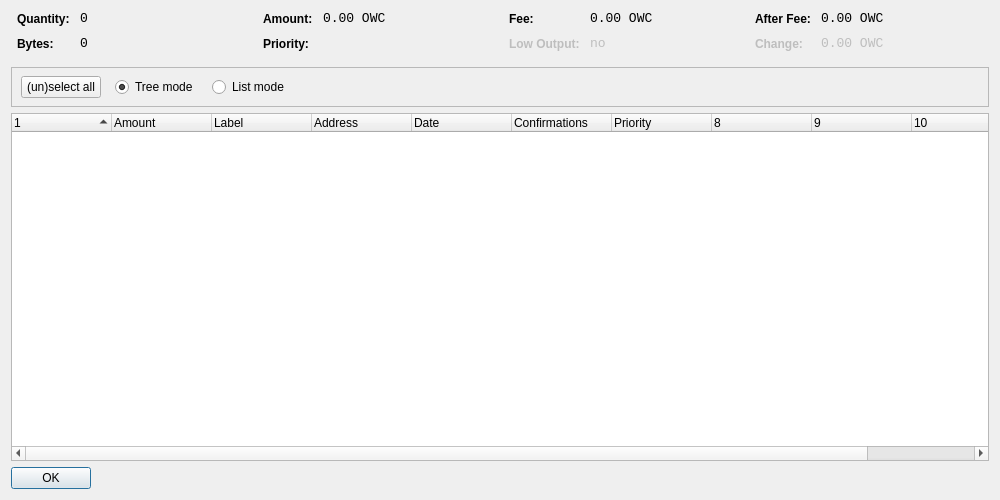
ODUWAX/oduwacoin, file src/qt/forms/coincontroldialog.ui: the form before one commit.
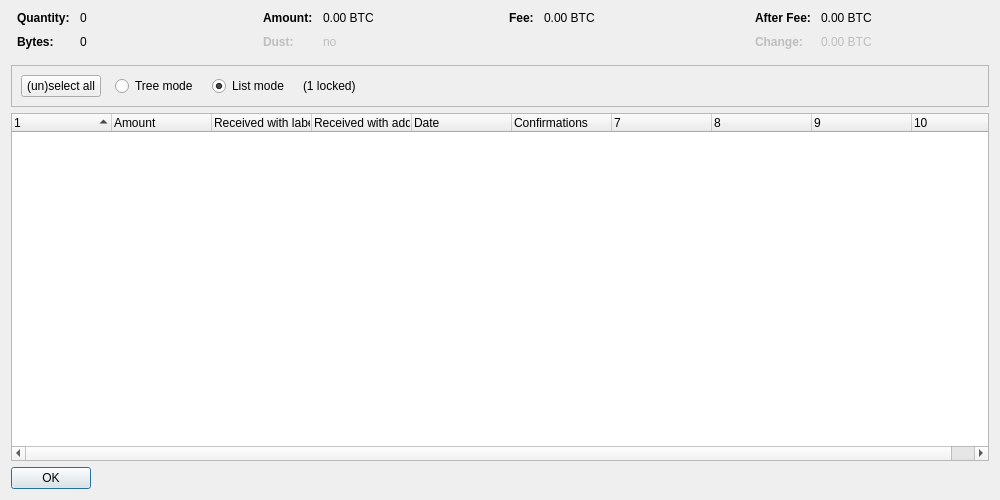
The form after the commit. Custom widgets are drawn as their Qt base class.

Patch:
```diff
--- a/src/qt/forms/coincontroldialog.ui
+++ b/src/qt/forms/coincontroldialog.ui
@@ -38,8 +38,11 @@
        </property>
        <item row="0" column="0">
         <widget class="QLabel" name="labelCoinControlQuantityText">
-         <property name="styleSheet">
-          <string notr="true">font-weight:bold;</string>
+         <property name="font">
+          <font>
+           <weight>75</weight>
+           <bold>true</bold>
+          </font>
          </property>
          <property name="text">
           <string>Quantity:</string>
@@ -48,12 +51,6 @@
        </item>
        <item row="0" column="1">
         <widget class="QLabel" name="labelCoinControlQuantity">
-         <property name="font">
-          <font>
-           <family>Monospace</family>
-           <pointsize>10</pointsize>
-          </font>
-         </property>
          <property name="cursor">
           <cursorShape>IBeamCursor</cursorShape>
          </property>
@@ -70,8 +67,11 @@
        </item>
        <item row="1" column="0">
         <widget class="QLabel" name="labelCoinControlBytesText">
-         <property name="styleSheet">
-          <string notr="true">font-weight:bold;</string>
+         <property name="font">
+          <font>
+           <weight>75</weight>
+           <bold>true</bold>
+          </font>
          </property>
          <property name="text">
           <string>Bytes:</string>
@@ -80,12 +80,6 @@
        </item>
        <item row="1" column="1">
         <widget class="QLabel" name="labelCoinControlBytes">
-         <property name="font">
-          <font>
-           <family>Monospace</family>
-           <pointsize>10</pointsize>
-          </font>
-         </property>
          <property name="cursor">
           <cursorShape>IBeamCursor</cursorShape>
          </property>
@@ -118,8 +112,11 @@
        </property>
        <item row="0" column="0">
         <widget class="QLabel" name="labelCoinControlAmountText">
-         <property name="styleSheet">
-          <string notr="true">font-weight:bold;</string>
+         <property name="font">
+          <font>
+           <weight>75</weight>
+           <bold>true</bold>
+          </font>
          </property>
          <property name="text">
           <string>Amount:</string>
@@ -128,12 +125,6 @@
        </item>
        <item row="0" column="1">
         <widget class="QLabel" name="labelCoinControlAmount">
-         <property name="font">
-          <font>
-           <family>Monospace</family>
-           <pointsize>10</pointsize>
-          </font>
-         </property>
          <property name="cursor">
           <cursorShape>IBeamCursor</cursorShape>
          </property>
@@ -141,7 +132,7 @@
           <enum>Qt::ActionsContextMenu</enum>
          </property>
          <property name="text">
-          <string notr="true">0.00 OWC</string>
+          <string notr="true">0.00 BTC</string>
          </property>
          <property name="textInteractionFlags">
           <set>Qt::LinksAccessibleByMouse|Qt::TextSelectableByKeyboard|Qt::TextSelectableByMouse</set>
@@ -149,22 +140,25 @@
         </widget>
        </item>
        <item row="1" column="0">
-        <widget class="QLabel" name="labelCoinControlPriorityText">
-         <property name="styleSheet">
-          <string notr="true">font-weight:bold;</string>
+        <widget class="QLabel" name="labelCoinControlLowOutputText">
+         <property name="enabled">
+          <bool>false</bool>
+         </property>
+         <property name="font">
+          <font>
+           <weight>75</weight>
+           <bold>true</bold>
+          </font>
          </property>
          <property name="text">
-          <string>Priority:</string>
+          <string>Dust:</string>
          </property>
         </widget>
        </item>
        <item row="1" column="1">
-        <widget class="QLabel" name="labelCoinControlPriority">
-         <property name="font">
-          <font>
-           <family>Monospace</family>
-           <pointsize>10</pointsize>
-          </font>
+        <widget class="QLabel" name="labelCoinControlLowOutput">
+         <property name="enabled">
+          <bool>false</bool>
          </property>
          <property name="cursor">
           <cursorShape>IBeamCursor</cursorShape>
@@ -173,7 +167,7 @@
           <enum>Qt::ActionsContextMenu</enum>
          </property>
          <property name="text">
-          <string/>
+          <string notr="true">no</string>
          </property>
          <property name="textInteractionFlags">
           <set>Qt::LinksAccessibleByMouse|Qt::TextSelectableByKeyboard|Qt::TextSelectableByMouse</set>
@@ -198,8 +192,11 @@
        </property>
        <item row="0" column="0">
         <widget class="QLabel" name="labelCoinControlFeeText">
-         <property name="styleSheet">
-          <string notr="true">font-weight:bold;</string>
+         <property name="font">
+          <font>
+           <weight>75</weight>
+           <bold>true</bold>
+          </font>
          </property>
          <property name="text">
           <string>Fee:</string>
@@ -208,12 +205,6 @@
        </item>
        <item row="0" column="1">
         <widget class="QLabel" name="labelCoinControlFee">
-         <property name="font">
-          <font>
-           <family>Monospace</family>
-           <pointsize>10</pointsize>
-          </font>
-         </property>
          <property name="cursor">
           <cursorShape>IBeamCursor</cursorShape>
          </property>
@@ -221,45 +212,7 @@
           <enum>Qt::ActionsContextMenu</enum>
          </property>
          <property name="text">
-          <string notr="true">0.00 OWC</string>
-         </property>
-         <property name="textInteractionFlags">
-          <set>Qt::LinksAccessibleByMouse|Qt::TextSelectableByKeyboard|Qt::TextSelectableByMouse</set>
-         </property>
-        </widget>
-       </item>
-       <item row="1" column="0">
-        <widget class="QLabel" name="labelCoinControlLowOutputText">
-         <property name="enabled">
-          <bool>false</bool>
-         </property>
-         <property name="styleSheet">
-          <string notr="true">font-weight:bold;</string>
-         </property>
-         <property name="text">
-          <string>Low Output:</string>
-         </property>
-        </widget>
-       </item>
-       <item row="1" column="1">
-        <widget class="QLabel" name="labelCoinControlLowOutput">
-         <property name="enabled">
-          <bool>false</bool>
-         </property>
-         <property name="font">
-          <font>
-           <family>Monospace</family>
-           <pointsize>10</pointsize>
-          </font>
-         </property>
-         <property name="cursor">
-          <cursorShape>IBeamCursor</cursorShape>
-         </property>
-         <property name="contextMenuPolicy">
-          <enum>Qt::ActionsContextMenu</enum>
-         </property>
-         <property name="text">
-          <string notr="true">no</string>
+          <string notr="true">0.00 BTC</string>
          </property>
          <property name="textInteractionFlags">
           <set>Qt::LinksAccessibleByMouse|Qt::TextSelectableByKeyboard|Qt::TextSelectableByMouse</set>
@@ -284,8 +237,11 @@
        </property>
        <item row="0" column="0">
         <widget class="QLabel" name="labelCoinControlAfterFeeText">
-         <property name="styleSheet">
-          <string notr="true">font-weight:bold;</string>
+         <property name="font">
+          <font>
+           <weight>75</weight>
+           <bold>true</bold>
+          </font>
          </property>
          <property name="text">
           <string>After Fee:</string>
@@ -294,12 +250,6 @@
        </item>
        <item row="0" column="1">
         <widget class="QLabel" name="labelCoinControlAfterFee">
-         <property name="font">
-          <font>
-           <family>Monospace</family>
-           <pointsize>10</pointsize>
-          </font>
-         </property>
          <property name="cursor">
           <cursorShape>IBeamCursor</cursorShape>
          </property>
@@ -307,7 +257,7 @@
           <enum>Qt::ActionsContextMenu</enum>
          </property>
          <property name="text">
-          <string notr="true">0.00 OWC</string>
+          <string notr="true">0.00 BTC</string>
          </property>
          <property name="textInteractionFlags">
           <set>Qt::LinksAccessibleByMouse|Qt::TextSelectableByKeyboard|Qt::TextSelectableByMouse</set>
@@ -319,8 +269,11 @@
          <property name="enabled">
           <bool>false</bool>
          </property>
-         <property name="styleSheet">
-          <string notr="true">font-weight:bold;</string>
+         <property name="font">
+          <font>
+           <weight>75</weight>
+           <bold>true</bold>
+          </font>
          </property>
          <property name="text">
           <string>Change:</string>
@@ -332,12 +285,6 @@
          <property name="enabled">
           <bool>false</bool>
          </property>
-         <property name="font">
-          <font>
-           <family>Monospace</family>
-           <pointsize>10</pointsize>
-          </font>
-         </property>
          <property name="cursor">
           <cursorShape>IBeamCursor</cursorShape>
          </property>
@@ -345,7 +292,7 @@
           <enum>Qt::ActionsContextMenu</enum>
          </property>
          <property name="text">
-          <string notr="true">0.00 OWC</string>
+          <string notr="true">0.00 BTC</string>
          </property>
          <property name="textInteractionFlags">
           <set>Qt::LinksAccessibleByMouse|Qt::TextSelectableByKeyboard|Qt::TextSelectableByMouse</set>
@@ -370,15 +317,8 @@
      <property name="frameShadow">
       <enum>QFrame::Sunken</enum>
      </property>
-     <widget class="QWidget" name="horizontalLayoutWidget">
-      <property name="geometry">
-       <rect>
-        <x>10</x>
-        <y>0</y>
-        <width>781</width>
-        <height>41</height>
-       </rect>
-      </property>
+     <layout class="QHBoxLayout" name="horizontalLayout">
+      <item>
       <layout class="QHBoxLayout" name="horizontalLayoutPanel" stretch="0,0,0,0,0">
        <property name="spacing">
         <number>14</number>
@@ -394,6 +334,9 @@
          <property name="text">
           <string>(un)select all</string>
          </property>
+          <property name="autoDefault">
+           <bool>false</bool>
+          </property>
         </widget>
        </item>
        <item>
@@ -407,9 +350,6 @@
          <property name="text">
           <string>Tree mode</string>
          </property>
-         <property name="checked">
-          <bool>true</bool>
-         </property>
         </widget>
        </item>
        <item>
@@ -423,6 +363,16 @@
          <property name="text">
           <string>List mode</string>
          </property>
+          <property name="checked">
+           <bool>true</bool>
+          </property>
+         </widget>
+        </item>
+        <item>
+         <widget class="QLabel" name="labelLocked">
+          <property name="text">
+           <string notr="true">(1 locked)</string>
+          </property>
         </widget>
        </item>
        <item>
@@ -439,7 +389,8 @@
         </spacer>
        </item>
       </layout>
-     </widget>
+      </item>
+     </layout>
     </widget>
    </item>
    <item>
@@ -451,7 +402,7 @@
       <bool>false</bool>
      </property>
      <property name="columnCount">
-      <number>11</number>
+      <number>10</number>
      </property>
      <attribute name="headerShowSortIndicator" stdset="0">
       <bool>true</bool>
@@ -471,12 +422,12 @@
      </column>
      <column>
       <property name="text">
-       <string>Label</string>
+       <string>Received with label</string>
       </property>
      </column>
      <column>
       <property name="text">
-       <string>Address</string>
+       <string>Received with address</string>
       </property>
      </column>
      <column>
@@ -492,11 +443,6 @@
        <string>Confirmed</string>
       </property>
      </column>
-     <column>
-      <property name="text">
-       <string>Priority</string>
-      </property>
-     </column>
      <column>
       <property name="text">
        <string/>
```
Left out of the diff: 2 changed lines with no effect on the pictures. Lines whose indentation alone changed are shown as unchanged.
